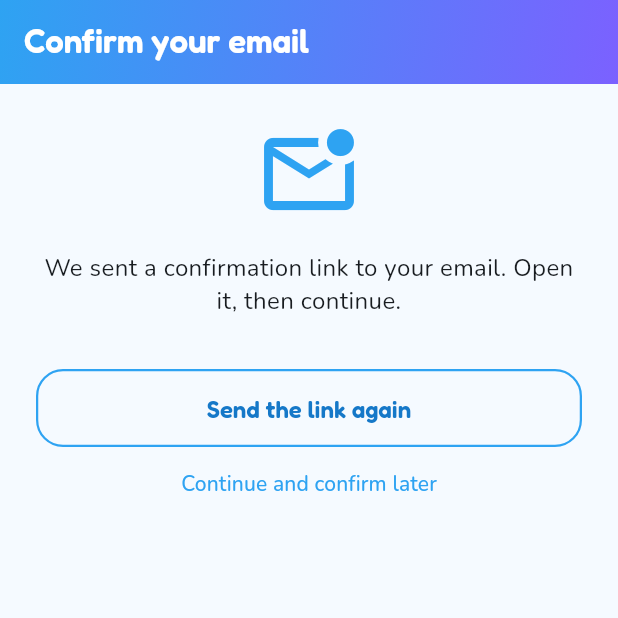
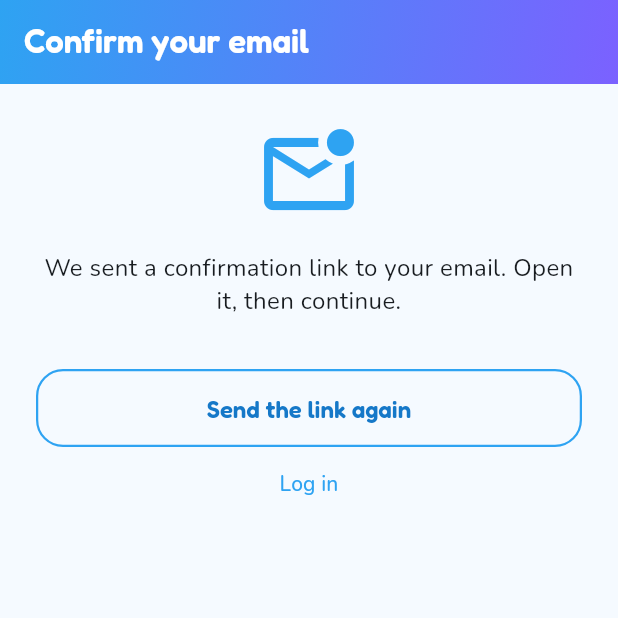
Before and after one commit to skill4handel-netizen/skill4handel-app, a Flutter app: the VerifyEmailScreen screen opened directly, on a phone screen of 412 x 824 dp, the top half of it. Run offline on Flutter 3.47's test engine with Material 3 defaults, Android fonts, the phone set to English and light mode, and no system bars; our stand-ins replace app_links, dio, firebase_core, firebase_messaging, flutter_secure_storage, google_fonts and 1 more; accounts and stored records are empty.

Commit message:
mail fix

```diff
--- a/lib/core/constants/session.dart
+++ b/lib/core/constants/session.dart
@@ -18,7 +18,7 @@ class Session {
   static num balance = 0;
   static String token = '';
   static String language = 'en';
-  static bool emailVerified = true;
+  static bool emailVerified = false;
   static List<Map<String, dynamic>> reviews = [];
   static List<Map<String, dynamic>> history = [];
   static final themeMode = ValueNotifier<ThemeMode>(ThemeMode.light);
--- a/lib/core/l10n/app_strings.dart
+++ b/lib/core/l10n/app_strings.dart
@@ -284,6 +284,8 @@ class S {
     'signupPassMatch': 'The passwords do not match.',
     'signupFail': 'The account could not be created.',
     'ticketFail': 'The ticket could not be submitted. Please try again.',
+    'offerSentOk': 'The offer has been sent.',
+    'counterSentOk': 'The counter-offer has been sent.',
     'walletTitle': 'S4H wallet',
 
     'offerTo': 'Offer to {name}',
@@ -616,6 +618,8 @@ class S {
     'signupPassMatch': 'De wachtwoorden komen niet overeen.',
     'signupFail': 'Het account kon niet worden aangemaakt.',
     'ticketFail': 'Het ticket kon niet worden verstuurd. Probeer het opnieuw.',
+    'offerSentOk': 'Het voorstel is verzonden.',
+    'counterSentOk': 'Het tegenvoorstel is verzonden.',
     'walletTitle': 'S4H-portemonnee',
 
     'offerTo': 'Voorstel aan {name}',
--- a/lib/features/auth/verify_email_screen.dart
+++ b/lib/features/auth/verify_email_screen.dart
@@ -4,7 +4,7 @@ import 'package:url_launcher/url_launcher.dart';
 import '../../core/constants/session.dart';
 import '../../core/l10n/app_strings.dart';
 import '../../core/theme/app_theme.dart';
-import '../home/demo_screen.dart';
+import 'login_screen.dart';
 
 class VerifyEmailScreen extends StatefulWidget {
   const VerifyEmailScreen({super.key, this.verifyUrl = ''});
@@ -16,7 +16,9 @@ class VerifyEmailScreen extends StatefulWidget {
 }
 
 class _VerifyEmailScreenState extends State<VerifyEmailScreen> {
-  final dio = Dio(BaseOptions(baseUrl: 'https://skill4handel-api.onrender.com'));
+  final dio = Dio(
+    BaseOptions(baseUrl: 'https://skill4handel-api.onrender.com'),
+  );
   bool sending = false;
 
   Future<void> resend() async {
@@ -24,10 +26,14 @@ class _VerifyEmailScreenState extends State<VerifyEmailScreen> {
     try {
       await dio.post('/auth/resend-verify', data: {'email': Session.email});
       if (!mounted) return;
-      ScaffoldMessenger.of(context).showSnackBar(SnackBar(content: Text(S.t('verifySent'))));
+      ScaffoldMessenger.of(
+        context,
+      ).showSnackBar(SnackBar(content: Text(S.t('verifySent'))));
     } catch (_) {
       if (!mounted) return;
-      ScaffoldMessenger.of(context).showSnackBar(SnackBar(content: Text(S.t('verifySent'))));
+      ScaffoldMessenger.of(
+        context,
+      ).showSnackBar(SnackBar(content: Text(S.t('verifySent'))));
     } finally {
       if (mounted) setState(() => sending = false);
     }
@@ -42,10 +48,11 @@ class _VerifyEmailScreenState extends State<VerifyEmailScreen> {
     } catch (_) {}
   }
 
-  void continueApp() {
+  void goLogin() {
+    Session.token = '';
     Navigator.pushAndRemoveUntil(
       context,
-      MaterialPageRoute(builder: (context) => DemoScreen(userName: Session.name)),
+      MaterialPageRoute(builder: (context) => const LoginScreen()),
       (route) => false,
     );
   }
@@ -55,18 +62,32 @@ class _VerifyEmailScreenState extends State<VerifyEmailScreen> {
     return Scaffold(
       appBar: AppBar(
         title: Text(S.t('verifyTitle')),
-        flexibleSpace: Container(decoration: const BoxDecoration(gradient: AppTheme.headerGradient)),
+        flexibleSpace: Container(
+          decoration: const BoxDecoration(gradient: AppTheme.headerGradient),
+        ),
       ),
       body: ListView(
         padding: const EdgeInsets.fromLTRB(24, 24, 24, 40),
         children: [
-          const Icon(Icons.mark_email_unread_outlined, size: 72, color: AppColors.blue),
+          const Icon(
+            Icons.mark_email_unread_outlined,
+            size: 72,
+            color: AppColors.blue,
+          ),
           const SizedBox(height: 16),
-          Text(S.t('verifyBody'), textAlign: TextAlign.center, style: const TextStyle(fontSize: 16, height: 1.4)),
+          Text(
+            S.t('verifyBody'),
+            textAlign: TextAlign.center,
+            style: const TextStyle(fontSize: 16, height: 1.4),
+          ),
           if (Session.email.isNotEmpty)
             Padding(
               padding: const EdgeInsets.only(top: 8),
-              child: Text(Session.email, textAlign: TextAlign.center, style: const TextStyle(fontWeight: FontWeight.w800)),
+              child: Text(
+                Session.email,
+                textAlign: TextAlign.center,
+                style: const TextStyle(fontWeight: FontWeight.w800),
+              ),
             ),
           const SizedBox(height: 24),
           if (widget.verifyUrl.isNotEmpty)
@@ -75,12 +96,18 @@ class _VerifyEmailScreenState extends State<VerifyEmailScreen> {
               child: ElevatedButton(
                 onPressed: openLink,
                 style: AppTheme.solid(AppColors.blue),
-                child: Text(S.t('verifyOpen'), style: const TextStyle(color: Colors.white)),
+                child: Text(
+                  S.t('verifyOpen'),
+                  style: const TextStyle(color: Colors.white),
+                ),
               ),
             ),
           const SizedBox(height: 10),
-          OutlinedButton(onPressed: sending ? null : resend, child: Text(sending ? S.t('saving') : S.t('verifyResend'))),
-          TextButton(onPressed: continueApp, child: Text(S.t('verifyLater'))),
+          OutlinedButton(
+            onPressed: sending ? null : resend,
+            child: Text(sending ? S.t('saving') : S.t('verifyResend')),
+          ),
+          TextButton(onPressed: goLogin, child: Text(S.t('login'))),
         ],
       ),
     );
```
Also changed, not shown: lib/features/auth/signup_screen.dart (+4 -3 lines), lib/features/chat/complete_swap_screen.dart (+10 -8 lines), lib/main.dart (+12 -5 lines).
